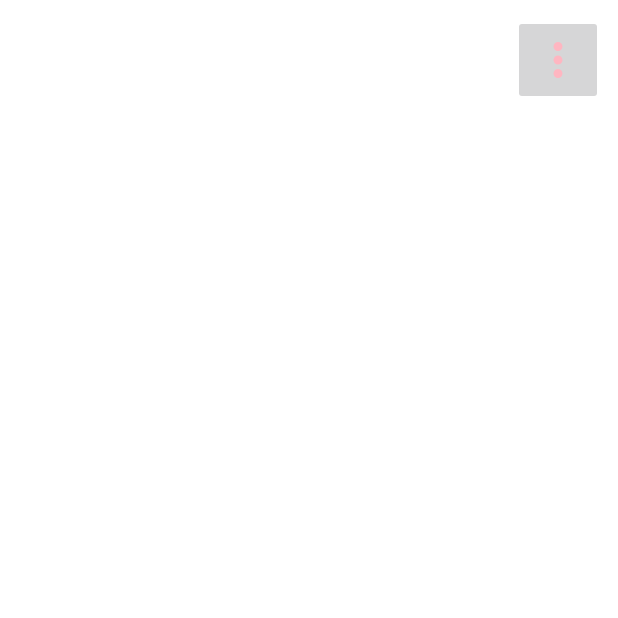
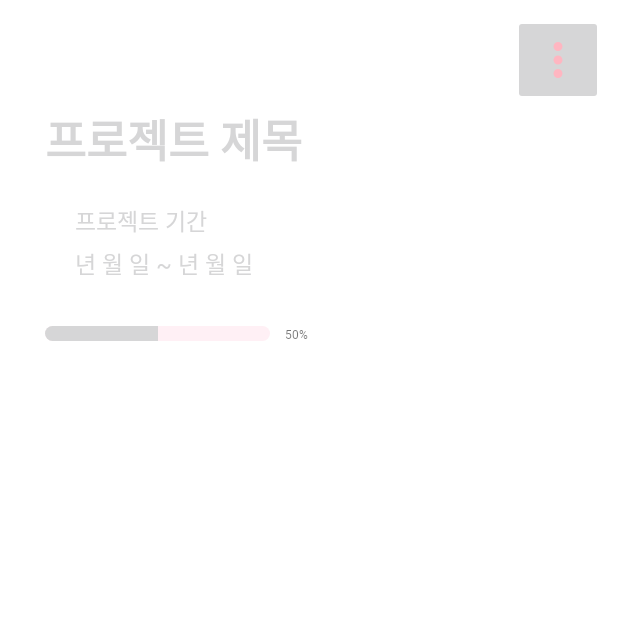
Before and after one commit to bomingming/ProjecTodo, an Android app: the DetailActivity screen opened directly, with no data from a screen before it, on a phone screen of 412 x 824 dp, the top half of it. Run offline under Robolectric (Android 15) with nearby library versions, the phone set to English and light mode, and no system bars.

Commit message:
프로그레스바 id 수정 및 추가

```diff
--- a/app/src/main/res/layout/activity_detail.xml
+++ b/app/src/main/res/layout/activity_detail.xml
@@ -18,4 +18,66 @@
         android:layout_marginTop="10dp"
         android:layout_marginRight="10dp"/>
 
+    <TextView
+        android:id="@+id/title_text"
+        android:layout_width="wrap_content"
+        android:layout_height="wrap_content"
+        android:layout_marginStart="30dp"
+        android:fontFamily="@font/kimpo"
+        android:text="프로젝트 제목"
+        android:textColor="@color/black"
+        android:textSize="30dp"
+        android:textStyle="bold"
+        app:layout_constraintStart_toStartOf="parent"
+        app:layout_constraintTop_toBottomOf="@+id/more_btn" />
+
+    <TextView
+        android:id="@+id/proj_date_text"
+        android:layout_width="wrap_content"
+        android:layout_height="wrap_content"
+        android:fontFamily="@font/kimpo"
+        android:text="프로젝트 기간"
+        android:textColor="@color/black"
+        android:textSize="15dp"
+        app:layout_constraintStart_toStartOf="@+id/title_text"
+        app:layout_constraintTop_toBottomOf="@+id/title_text"
+        android:layout_marginTop="20dp"
+        android:layout_marginStart="20dp"/>
+
+    <TextView
+        android:id="@+id/proj_date_period"
+        android:layout_width="wrap_content"
+        android:layout_height="wrap_content"
+        android:fontFamily="@font/kimpo"
+        android:text="년 월 일 ~ 년 월 일"
+        android:textColor="@color/black"
+        android:textSize="15dp"
+        app:layout_constraintStart_toStartOf="@+id/proj_date_text"
+        app:layout_constraintTop_toBottomOf="@+id/proj_date_text"
+        android:layout_marginTop="5dp"/>
+
+    <ProgressBar
+        android:id="@+id/progressBar_detail"
+        style="@android:style/Widget.ProgressBar.Horizontal"
+        android:layout_width="150dp"
+        android:layout_height="10dp"
+        android:max="100"
+        android:progress="50"
+        android:progressDrawable="@drawable/progressbar_style"
+        app:layout_constraintStart_toStartOf="@+id/title_text"
+        app:layout_constraintTop_toBottomOf="@+id/proj_date_period"
+        android:layout_marginTop="30dp"/>
+
+    <TextView
+        android:id="@+id/progress_per_detail"
+        android:layout_width="wrap_content"
+        android:layout_height="wrap_content"
+        android:fontFamily="@font/kimpo"
+        android:text="50%"
+        android:textSize="8dp"
+        app:layout_constraintStart_toEndOf="@+id/progressBar_detail"
+        app:layout_constraintTop_toTopOf="@+id/progressBar_detail"
+        android:layout_marginStart="10dp"/>
+
+
 </androidx.constraintlayout.widget.ConstraintLayout>
--- a/app/src/main/res/layout/activity_main.xml
+++ b/app/src/main/res/layout/activity_main.xml
@@ -43,7 +43,7 @@
             app:layout_constraintTop_toTopOf="parent" />
 
         <ProgressBar
-            android:id="@+id/progressBar"
+            android:id="@+id/progressBar_main"
             style="@android:style/Widget.ProgressBar.Horizontal"
             android:layout_width="150dp"
             android:layout_height="10dp"
@@ -55,14 +55,14 @@
             android:layout_marginTop="10dp"/>
 
         <TextView
-            android:id="@+id/progress_per"
+            android:id="@+id/progress_per_main"
             android:layout_width="wrap_content"
             android:layout_height="wrap_content"
             android:fontFamily="@font/kimpo"
             android:text="50%"
             android:textSize="8dp"
-            app:layout_constraintStart_toEndOf="@+id/progressBar"
-            app:layout_constraintTop_toTopOf="@+id/progressBar"
+            app:layout_constraintStart_toEndOf="@+id/progressBar_main"
+            app:layout_constraintTop_toTopOf="@+id/progressBar_main"
             android:layout_marginStart="10dp"/>
 
         <TextView
@@ -73,7 +73,7 @@
             android:text="프로젝트 기간"
             android:textColor="@color/black"
             app:layout_constraintStart_toStartOf="@+id/proj_title"
-            app:layout_constraintTop_toBottomOf="@+id/progressBar" />
+            app:layout_constraintTop_toBottomOf="@+id/progressBar_main" />
 
         <TextView
             android:id="@+id/proj_date"
```
